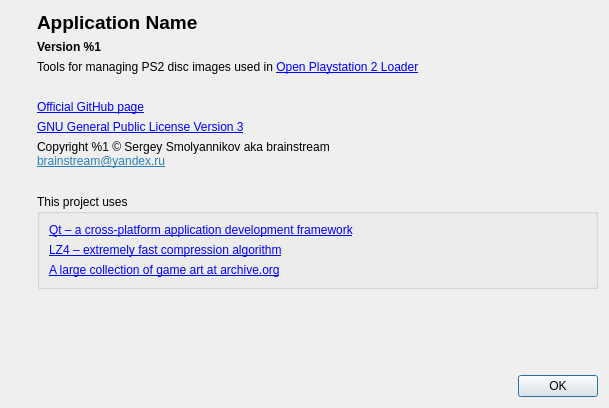
Before: the Qt Designer form src/OplPcTools/UI/AboutDialog.ui in brainstream/OPL-PC-Tools, drawn with Qt 5.
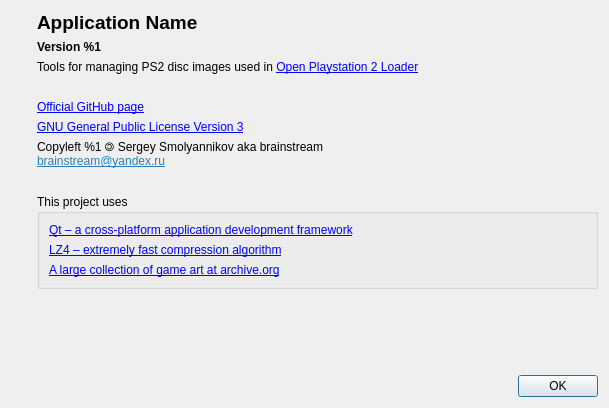
After: the same form once the commit is applied. Icons and pictures are not drawn.

Commit message: Copyright -> copyleft

Diff of the .ui file:
```diff
--- a/src/OplPcTools/UI/AboutDialog.ui
+++ b/src/OplPcTools/UI/AboutDialog.ui
@@ -150,7 +150,7 @@
      <item>
       <widget class="QLabel" name="mp_label_copyright">
        <property name="text">
-        <string>&lt;html&gt;&lt;head/&gt;&lt;body&gt;&lt;p&gt;Copyright %1 © Sergey Smolyannikov aka brainstream&lt;br/&gt;&lt;a href=&quot;mailto:brainstream@yandex.ru&quot;&gt;&lt;span style=&quot; text-decoration: underline; color:#2980b9;&quot;&gt;brainstream@yandex.ru&lt;/span&gt;&lt;/a&gt;&lt;/p&gt;&lt;/body&gt;&lt;/html&gt;</string>
+        <string>&lt;html&gt;&lt;head/&gt;&lt;body&gt;&lt;p&gt;Copyleft %1 🄯 Sergey Smolyannikov aka brainstream&lt;br/&gt;&lt;a href=&quot;mailto:brainstream@yandex.ru&quot;&gt;&lt;span style=&quot; text-decoration: underline; color:#2980b9;&quot;&gt;brainstream@yandex.ru&lt;/span&gt;&lt;/a&gt;&lt;/p&gt;&lt;/body&gt;&lt;/html&gt;</string>
        </property>
        <property name="textFormat">
         <enum>Qt::TextFormat::RichText</enum>
```
The commit also changes 2 other files.
